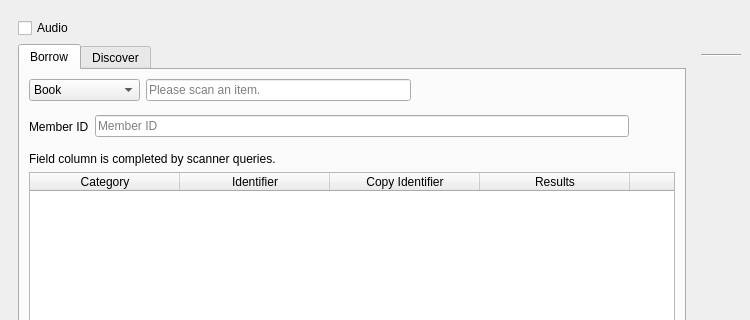
The window that UI/biblioteq_batch_activities_browser.ui (textbrowser/biblioteq) describes before a commit, drawn with Qt 5; both pictures show x 0 to 750 and y 0 to 320 of the 750 by 500 pixel window.
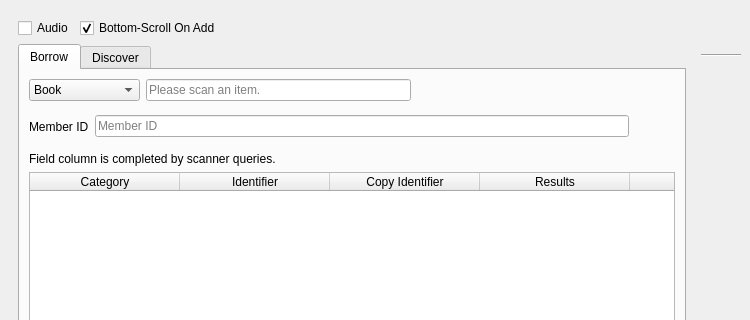
The same window after the commit. Icons and pictures are not drawn.

Commit message: See release notes.

The edit to the form file:
```diff
--- a/UI/biblioteq_batch_activities_browser.ui
+++ b/UI/biblioteq_batch_activities_browser.ui
@@ -23,6 +23,8 @@
      <widget class="QFrame" name="frame">
       <layout class="QVBoxLayout" name="verticalLayout">
        <item>
+        <layout class="QHBoxLayout" name="horizontalLayout_6">
+         <item>
         <widget class="QCheckBox" name="audio">
          <property name="toolTip">
           <string>&lt;html&gt;&lt;head/&gt;&lt;body&gt;&lt;p&gt;Enable audio. Requires multimedia libraries.&lt;/p&gt;&lt;/body&gt;&lt;/html&gt;</string>
@@ -33,6 +35,34 @@
         </widget>
        </item>
        <item>
+          <widget class="QCheckBox" name="bottom_scroll_on_add">
+           <property name="toolTip">
+            <string>Not retained fof future sessions.</string>
+           </property>
+           <property name="text">
+            <string>Bottom-Scroll On Add</string>
+           </property>
+           <property name="checked">
+            <bool>true</bool>
+           </property>
+          </widget>
+         </item>
+         <item>
+          <spacer name="horizontalSpacer_5">
+           <property name="orientation">
+            <enum>Qt::Horizontal</enum>
+           </property>
+           <property name="sizeHint" stdset="0">
+            <size>
+             <width>40</width>
+             <height>20</height>
+            </size>
+           </property>
+          </spacer>
+         </item>
+        </layout>
+       </item>
+       <item>
         <widget class="QTabWidget" name="tab">
          <property name="currentIndex">
           <number>0</number>
```
Left out of the diff: 1 changed line with no effect on the pictures. Lines whose indentation alone changed are shown as unchanged. The commit also changes 2 other files.
